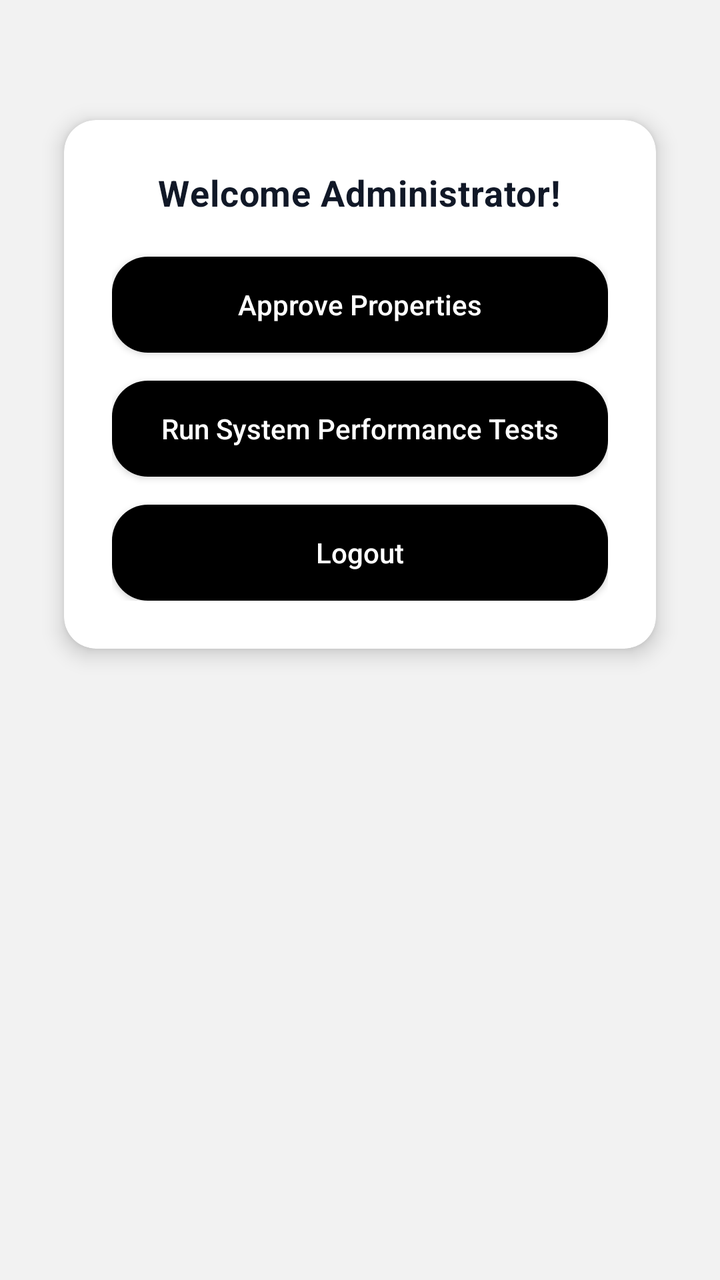
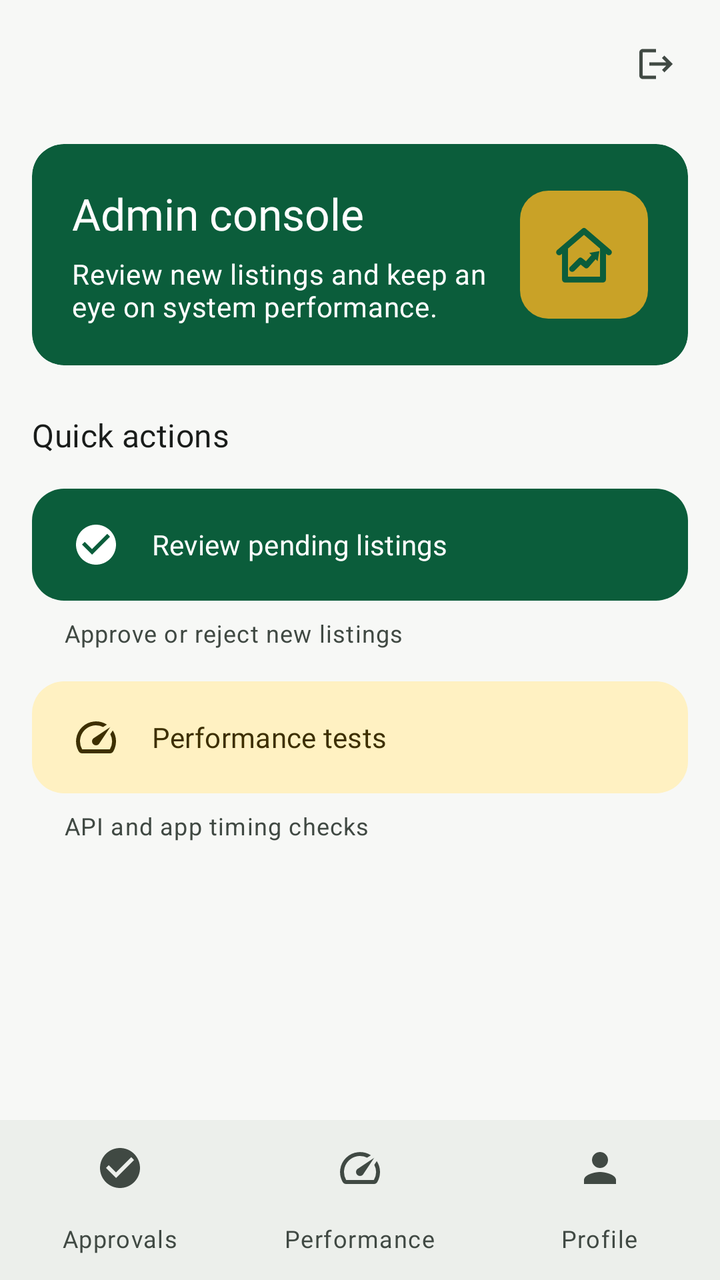

Compare the two renders of this Android layout. The source of the first and the diff that turns it into the second are given below.
<!-- AndroidManifest.xml: application theme Theme.KodiWise -->
<!-- res/layout/activity_admin_dashboard.xml -->
<?xml version="1.0" encoding="utf-8"?>
<LinearLayout xmlns:android="http://schemas.android.com/apk/res/android"
    android:id="@+id/adminRoot"
    android:layout_width="match_parent"
    android:layout_height="match_parent"
    android:orientation="vertical"
    android:background="#F2F2F2"
    android:padding="20dp"
    android:gravity="top|center_horizontal"
    xmlns:app="http://schemas.android.com/apk/res-auto">

    
    <androidx.cardview.widget.CardView
        android:layout_width="match_parent"
        android:layout_height="wrap_content"
        android:layout_marginTop="40dp"
        android:layout_marginStart="12dp"
        android:layout_marginEnd="12dp"
        app:cardCornerRadius="16dp"
        app:cardElevation="6dp">

        <LinearLayout
            android:layout_width="match_parent"
            android:layout_height="wrap_content"
            android:orientation="vertical"
            android:padding="24dp"
            android:gravity="center_horizontal">

            
            <TextView
                android:id="@+id/tvWelcomeAdmin"
                android:layout_width="wrap_content"
                android:layout_height="wrap_content"
                android:text="Welcome Administrator!"
                android:textStyle="bold"
                android:textSize="18sp"
                android:textColor="#111827"
                android:layout_marginBottom="20dp"/>

            
            <androidx.appcompat.widget.AppCompatButton
                android:id="@+id/btnApprovals"
                android:layout_width="match_parent"
                android:layout_height="48dp"
                android:text="Approve Properties"
                android:textAllCaps="false"
                android:textColor="#FFFFFF"
                android:textSize="14sp"
                android:background="@drawable/btn_black_rounded"
                android:backgroundTint="@null"
                android:layout_marginBottom="14dp"/>

            
            <androidx.appcompat.widget.AppCompatButton
                android:id="@+id/btnPerformanceTest"
                android:layout_width="match_parent"
                android:layout_height="48dp"
                android:text="Run System Performance Tests"
                android:textAllCaps="false"
                android:textColor="#FFFFFF"
                android:textSize="14sp"
                android:background="@drawable/btn_black_rounded"
                android:backgroundTint="@null"
                android:layout_marginBottom="14dp"/>

            
            <androidx.appcompat.widget.AppCompatButton
                android:id="@+id/btnLogoutAdmin"
                android:layout_width="match_parent"
                android:layout_height="48dp"
                android:text="Logout"
                android:textAllCaps="false"
                android:textColor="#FFFFFF"
                android:textSize="14sp"
                android:background="@drawable/btn_black_rounded"
                android:backgroundTint="@null"/>

        </LinearLayout>

    </androidx.cardview.widget.CardView>

</LinearLayout>
<!-- resources referenced by this layout -->
<resources>
  <!-- drawable btn_black_rounded (drawable) -->
  <?xml version="1.0" encoding="utf-8"?>
  <selector xmlns:android="http://schemas.android.com/apk/res/android">
  
      
      <item android:state_pressed="true">
          <shape android:shape="rectangle">
              <solid android:color="#111111"/>
              <corners android:radius="18dp"/>
          </shape>
      </item>
  
      
      <item>
          <shape android:shape="rectangle">
              <solid android:color="#000000"/>
              <corners android:radius="18dp"/>
          </shape>
      </item>
  
  </selector>
  <style name="Widget.KodiWise.BottomNav" parent="Widget.Material3.BottomNavigationView">
          <item name="itemTextAppearanceActive">@style/TextAppearance.KodiWise.LabelMedium</item>
          <item name="itemTextAppearanceInactive">@style/TextAppearance.KodiWise.LabelMedium</item>
      </style>
  <!-- unchanged entries left out for length: 62 -->
</resources>

<!-- the commit's change to res/layout/activity_admin_dashboard.xml (unified diff, before → after) -->
@@ -1,82 +1,141 @@
 <?xml version="1.0" encoding="utf-8"?>
 <LinearLayout xmlns:android="http://schemas.android.com/apk/res/android"
+    android:fitsSystemWindows="true"
+    xmlns:app="http://schemas.android.com/apk/res-auto"
     android:id="@+id/adminRoot"
     android:layout_width="match_parent"
     android:layout_height="match_parent"
-    android:orientation="vertical"
-    android:background="#F2F2F2"
-    android:padding="20dp"
-    android:gravity="top|center_horizontal"
-    xmlns:app="http://schemas.android.com/apk/res-auto">
+    android:background="?android:attr/colorBackground"
+    android:orientation="vertical">
 
-    
-    <androidx.cardview.widget.CardView
+    <com.google.android.material.appbar.MaterialToolbar
+        android:id="@+id/toolbar"
         android:layout_width="match_parent"
         android:layout_height="wrap_content"
-        android:layout_marginTop="40dp"
-        android:layout_marginStart="12dp"
-        android:layout_marginEnd="12dp"
-        app:cardCornerRadius="16dp"
-        app:cardElevation="6dp">
+        android:minHeight="?attr/actionBarSize"
+        android:background="?android:attr/colorBackground">
+
+        
+        <com.google.android.material.button.MaterialButton
+            android:id="@+id/btnLogoutAdmin"
+            style="@style/Widget.Material3.Button.IconButton"
+            android:layout_width="48dp"
+            android:layout_height="48dp"
+            android:layout_gravity="end|center_vertical"
+            android:layout_marginEnd="8dp"
+            android:contentDescription="@string/log_out"
+            app:icon="@drawable/ic_logout"
+            app:iconTint="?attr/colorOnSurfaceVariant" />
+    </com.google.android.material.appbar.MaterialToolbar>
+
+    <ScrollView
+        android:layout_width="match_parent"
+        android:layout_height="0dp"
+        android:layout_weight="1"
+        android:fillViewport="true">
 
         <LinearLayout
             android:layout_width="match_parent"
             android:layout_height="wrap_content"
             android:orientation="vertical"
-            android:padding="24dp"
-            android:gravity="center_horizontal">
+            android:paddingHorizontal="16dp"
+            android:paddingBottom="24dp">
 
             
+            <com.google.android.material.card.MaterialCardView
+                style="@style/Widget.KodiWise.Card.Hero"
+                android:layout_width="match_parent"
+                android:layout_height="wrap_content"
+                android:layout_marginTop="8dp">
+
+                <LinearLayout
+                    android:layout_width="match_parent"
+                    android:layout_height="wrap_content"
+                    android:gravity="center_vertical"
+                    android:orientation="horizontal"
+                    android:padding="20dp">
+
+                    <LinearLayout
+                        android:layout_width="0dp"
+                        android:layout_height="wrap_content"
+                        android:layout_weight="1"
+                        android:orientation="vertical">
+
+                        <TextView
+                            android:id="@+id/tvWelcomeAdmin"
+                            android:layout_width="wrap_content"
+                            android:layout_height="wrap_content"
+                            android:text="@string/hero_admin_title"
+                            android:textAppearance="?attr/textAppearanceTitleLarge"
+                            android:textColor="@color/kw_on_hero" />
+
+                        <TextView
+                            android:layout_width="wrap_content"
+                            android:layout_height="wrap_content"
+                            android:layout_marginTop="6dp"
+                            android:text="@string/hero_admin_body"
+                            android:textAppearance="?attr/textAppearanceBodyMedium"
+                            android:textColor="@color/kw_on_hero" />
+                    </LinearLayout>
+
+                    <ImageView
+                        android:layout_width="64dp"
+                        android:layout_height="64dp"
+                        android:layout_marginStart="12dp"
+                        android:contentDescription="@null"
+                        android:src="@drawable/ic_logo" />
+                </LinearLayout>
+            </com.google.android.material.card.MaterialCardView>
+
             <TextView
-                android:id="@+id/tvWelcomeAdmin"
                 android:layout_width="wrap_content"
                 android:layout_height="wrap_content"
-                android:text="Welcome Administrator!"
-                android:textStyle="bold"
-                android:textSize="18sp"
-                android:textColor="#111827"
-                android:layout_marginBottom="20dp"/>
+                android:layout_marginTop="24dp"
+                android:text="@string/quick_actions"
+                android:textAppearance="?attr/textAppearanceTitleMedium"
+                android:textColor="?attr/colorOnBackground" />
 
-            
-            <androidx.appcompat.widget.AppCompatButton
+            <com.google.android.material.button.MaterialButton
                 android:id="@+id/btnApprovals"
+                style="@style/Widget.KodiWise.Button.Action.Primary"
                 android:layout_width="match_parent"
-                android:layout_height="48dp"
-                android:text="Approve Properties"
-                android:textAllCaps="false"
-                android:textColor="#FFFFFF"
-                android:textSize="14sp"
-                android:background="@drawable/btn_black_rounded"
-                android:backgroundTint="@null"
-                android:layout_marginBottom="14dp"/>
+                android:layout_height="wrap_content"
+                android:layout_marginTop="12dp"
+                android:text="@string/action_approvals"
+                app:icon="@drawable/ic_check_circle" />
+            <TextView
+                android:layout_width="match_parent"
+                android:layout_height="wrap_content"
+                android:layout_marginStart="16dp"
+                android:layout_marginTop="4dp"
+                android:text="@string/action_approvals_sub"
+                android:textAppearance="?attr/textAppearanceBodySmall"
+                android:textColor="?attr/colorOnSurfaceVariant" />
 
-            
-            <androidx.appcompat.widget.AppCompatButton
+            <com.google.android.material.button.MaterialButton
                 android:id="@+id/btnPerformanceTest"
+                style="@style/Widget.KodiWise.Button.Action"
                 android:layout_width="match_parent"
-                android:layout_height="48dp"
-                android:text="Run System Performance Tests"
-                android:textAllCaps="false"
-                android:textColor="#FFFFFF"
-                android:textSize="14sp"
-                android:background="@drawable/btn_black_rounded"
-                android:backgroundTint="@null"
-                android:layout_marginBottom="14dp"/>
-
-            
-            <androidx.appcompat.widget.AppCompatButton
-                android:id="@+id/btnLogoutAdmin"
+                android:layout_height="wrap_content"
+                android:layout_marginTop="12dp"
+                android:text="@string/action_performance"
+                app:icon="@drawable/ic_speed" />
+            <TextView
                 android:layout_width="match_parent"
-                android:layout_height="48dp"
-                android:text="Logout"
-                android:textAllCaps="false"
-                android:textColor="#FFFFFF"
-                android:textSize="14sp"
-                android:background="@drawable/btn_black_rounded"
-                android:backgroundTint="@null"/>
+                android:layout_height="wrap_content"
+                android:layout_marginStart="16dp"
+                android:layout_marginTop="4dp"
+                android:text="@string/action_performance_sub"
+                android:textAppearance="?attr/textAppearanceBodySmall"
+                android:textColor="?attr/colorOnSurfaceVariant" />
 
         </LinearLayout>
+    </ScrollView>
 
-    </androidx.cardview.widget.CardView>
-
+    <com.google.android.material.bottomnavigation.BottomNavigationView
+        android:id="@+id/bottomNav"
+        android:layout_width="match_parent"
+        android:layout_height="wrap_content"
+        app:labelVisibilityMode="labeled"
+        app:menu="@menu/nav_admin" />
 </LinearLayout>
<!-- resource entries referenced after the edit -->
@@ -1,29 +1,124 @@
 <!-- resources referenced by this layout -->
 <resources>
-  <!-- drawable btn_black_rounded (drawable) -->
+  <color name="kw_on_hero">#FFFFFF</color>
+  <!-- drawable ic_check_circle (drawable) -->
   <?xml version="1.0" encoding="utf-8"?>
-  <selector xmlns:android="http://schemas.android.com/apk/res/android">
-  
-      
-      <item android:state_pressed="true">
-          <shape android:shape="rectangle">
-              <solid android:color="#111111"/>
-              <corners android:radius="18dp"/>
-          </shape>
+  <vector xmlns:android="http://schemas.android.com/apk/res/android"
+      android:width="24dp"
+      android:height="24dp"
+      android:autoMirrored="false"
+      android:tint="?attr/colorControlNormal"
+      android:viewportWidth="24"
+      android:viewportHeight="24">
+      <path
+          android:fillColor="@android:color/white"
+          android:pathData="M12,2C6.48,2 2,6.48 2,12s4.48,10 10,10 10,-4.48 10,-10S17.52,2 12,2zM10,17l-5,-5 1.41,-1.41L10,14.17l7.59,-7.59L19,8l-9,9z" />
+  </vector>
+  <!-- drawable ic_logo (drawable) -->
+  <?xml version="1.0" encoding="utf-8"?>
+  <layer-list xmlns:android="http://schemas.android.com/apk/res/android">
+      <item>
+          <shape android:shape="rectangle"><corners android:radius="24dp" /><solid android:color="@color/kw_brand_gold" /></shape>
       </item>
-  
-      
-      <item>
-          <shape android:shape="rectangle">
-              <solid android:color="#000000"/>
-              <corners android:radius="18dp"/>
-          </shape>
-      </item>
-  
-  </selector>
+      <item android:drawable="@drawable/ic_launcher_foreground" />
+  </layer-list>
+  <!-- drawable ic_logout (drawable) -->
+  <?xml version="1.0" encoding="utf-8"?>
+  <vector xmlns:android="http://schemas.android.com/apk/res/android"
+      android:width="24dp"
+      android:height="24dp"
+      android:autoMirrored="true"
+      android:tint="?attr/colorControlNormal"
+      android:viewportWidth="24"
+      android:viewportHeight="24">
+      <path
+          android:fillColor="@android:color/white"
+          android:pathData="M17,7l-1.41,1.41L18.17,11H8v2h10.17l-2.58,2.58L17,17l5,-5zM4,5h8V3H4c-1.1,0 -2,0.9 -2,2v14c0,1.1 0.9,2 2,2h8v-2H4V5z" />
+  </vector>
+  <!-- drawable ic_speed (drawable) -->
+  <?xml version="1.0" encoding="utf-8"?>
+  <vector xmlns:android="http://schemas.android.com/apk/res/android"
+      android:width="24dp"
+      android:height="24dp"
+      android:autoMirrored="false"
+      android:tint="?attr/colorControlNormal"
+      android:viewportWidth="24"
+      android:viewportHeight="24">
+      <path
+          android:fillColor="@android:color/white"
+          android:pathData="M20.38,8.57l-1.23,1.85a8,8 0,0 1,-0.22 7.58H5.07A8,8 0,0 1,15.58 6.85l1.85,-1.23A10,10 0,0 0,3.35 19a2,2 0,0 0,1.72 1h13.85a2,2 0,0 0,1.74 -1,10 10,0 0,0 -0.27,-10.44zM10.59,15.41a2,2 0,0 0,2.83 0l5.66,-8.49 -8.49,5.66a2,2 0,0 0,0 2.83z" />
+  </vector>
+  <string name="action_approvals">Review pending listings</string>
+  <string name="action_approvals_sub">Approve or reject new listings</string>
+  <string name="action_performance">Performance tests</string>
+  <string name="action_performance_sub">API and app timing checks</string>
+  <string name="hero_admin_body">Review new listings and keep an eye on system performance.</string>
+  <string name="hero_admin_title">Admin console</string>
+  <string name="log_out">Log out</string>
+  <string name="quick_actions">Quick actions</string>
+  <style name="Widget.KodiWise.Button.Action" parent="Widget.Material3.Button.TonalButton">
+          <item name="shapeAppearance">@style/ShapeAppearance.KodiWise.Large</item>
+          <item name="android:minHeight">64dp</item>
+          <item name="android:gravity">start|center_vertical</item>
+          <item name="android:paddingStart">20dp</item>
+          <item name="android:paddingEnd">20dp</item>
+          <item name="iconPadding">16dp</item>
+          <item name="iconSize">24dp</item>
+          <item name="android:textAppearance">@style/TextAppearance.KodiWise.TitleSmall</item>
+      </style>
+  <style name="Widget.KodiWise.Button.Action.Primary" parent="Widget.Material3.Button">
+          <item name="shapeAppearance">@style/ShapeAppearance.KodiWise.Large</item>
+          <item name="android:minHeight">64dp</item>
+          <item name="android:gravity">start|center_vertical</item>
+          <item name="android:paddingStart">20dp</item>
+          <item name="android:paddingEnd">20dp</item>
+          <item name="iconPadding">16dp</item>
+          <item name="iconSize">24dp</item>
+          <item name="android:textAppearance">@style/TextAppearance.KodiWise.TitleSmall</item>
+      </style>
+  <style name="Widget.KodiWise.Card.Hero" parent="Widget.Material3.CardView.Filled">
+          <item name="cardCornerRadius">16dp</item>
+          <item name="cardBackgroundColor">@color/kw_hero</item>
+      </style>
+  <color name="kw_brand_gold">#C9A227</color>
+  <!-- drawable ic_launcher_foreground (drawable) -->
+  <?xml version="1.0" encoding="utf-8"?>
+  <vector xmlns:android="http://schemas.android.com/apk/res/android"
+      android:width="108dp"
+      android:height="108dp"
+      android:viewportWidth="108"
+      android:viewportHeight="108">
+      <path
+          android:strokeColor="@color/kw_brand_green"
+          android:strokeWidth="5"
+          android:strokeLineJoin="round"
+          android:strokeLineCap="round"
+          android:fillColor="#00000000"
+          android:pathData="M33,52 L54,34 L75,52 M38,48 L38,75 L70,75 L70,48" />
+      <path
+          android:strokeColor="@color/kw_brand_green"
+          android:strokeWidth="5"
+          android:strokeLineJoin="round"
+          android:strokeLineCap="round"
+          android:fillColor="#00000000"
+          android:pathData="M44,66 L51,59 L56,63 L63,55" />
+      <path
+          android:fillColor="@color/kw_brand_green"
+          android:pathData="M58.5,52.5 L67,51 L65.5,59.5 Z" />
+  </vector>
+  <color name="kw_hero">#0B5D3B</color>
+  <color name="kw_brand_green">#0B5D3B</color>
   <style name="Widget.KodiWise.BottomNav" parent="Widget.Material3.BottomNavigationView">
           <item name="itemTextAppearanceActive">@style/TextAppearance.KodiWise.LabelMedium</item>
           <item name="itemTextAppearanceInactive">@style/TextAppearance.KodiWise.LabelMedium</item>
+          <item name="itemTextAppearanceActiveBoldEnabled">false</item>
+          <item name="itemIconTint">@color/kw_on_surface_variant</item>
+          <item name="itemTextColor">@color/kw_on_surface_variant</item>
+          <item name="itemActiveIndicatorStyle">@style/Widget.KodiWise.BottomNav.NoIndicator</item>
+          <item name="backgroundTint">@color/kw_surface_container</item>
+      </style>
+  <style name="Widget.KodiWise.BottomNav.NoIndicator" parent="Widget.Material3.BottomNavigationView.ActiveIndicator">
+          <item name="android:color">@android:color/transparent</item>
       </style>
   <!-- unchanged entries left out for length: 62 -->
 </resources>
